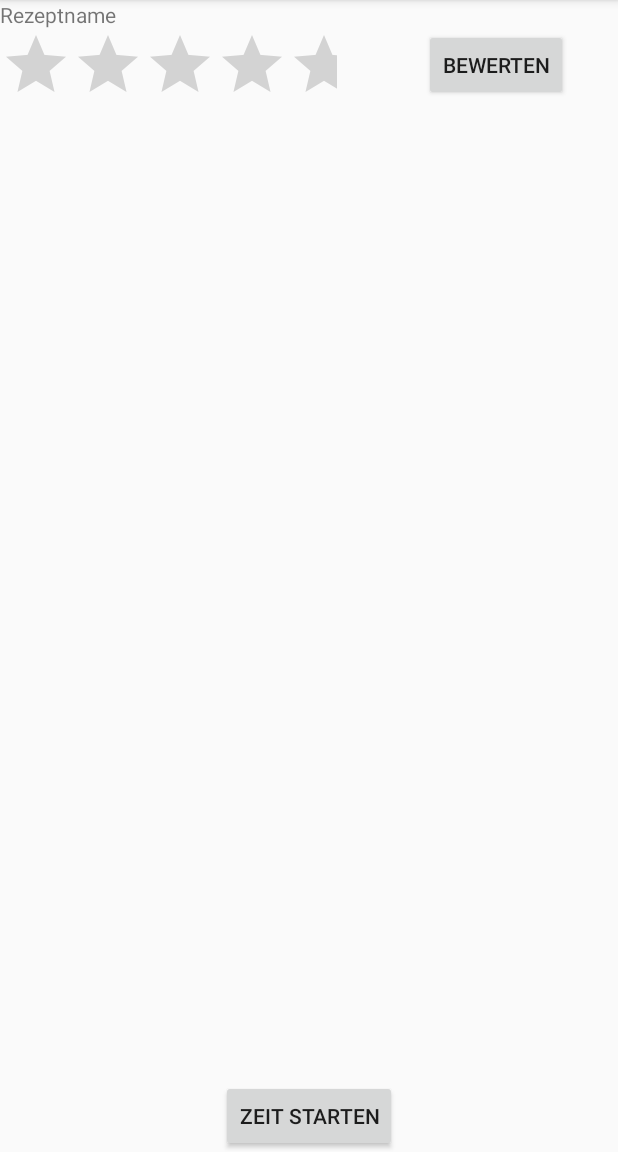
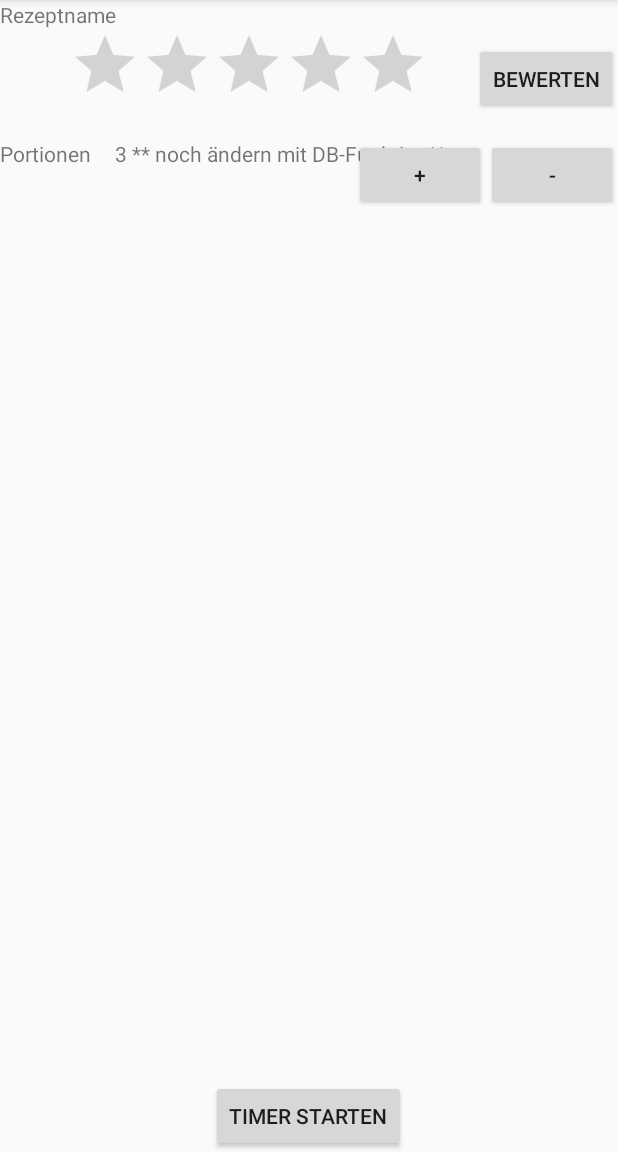
Before and after one commit to Skjonnhet/Cooking-App, an Android app: the RecipeStartActivity screen opened directly, with no data from a screen before it, on a phone screen of 412 x 824 dp, the part 84-1236 px from its top. Run offline under Robolectric (Android 15) with nearby library versions, the phone set to English and light mode, and no system bars; libraries missing offline, so code that uses them is left out: org.greenrobot.greendao; pictures from the network do not load; 9 statements that could not run were skipped.

Commit message:
activity_recipe updatet

```diff
--- a/app/src/main/res/layout/activity_rating_.xml
+++ b/app/src/main/res/layout/activity_rating_.xml
@@ -34,7 +34,7 @@
             android:layout_alignParentTop="true"
             android:layout_centerHorizontal="true"
             android:numStars="5"
-            android:rating="1"/>
+            android:stepSize="1"/>
 
         <TextView
             android:id="@+id/textViewChangeRecipie"
--- a/app/src/main/res/layout/activity_recipe.xml
+++ b/app/src/main/res/layout/activity_recipe.xml
@@ -3,6 +3,14 @@
     android:layout_width="match_parent"
     android:layout_height="match_parent"
     android:baselineAligned="false">
+
+    <ScrollView
+        android:layout_width="fill_parent"
+        android:layout_height="fill_parent">
+
+        <RelativeLayout
+            android:layout_width="fill_parent"
+            android:layout_height="wrap_content">
 
             <TextView
                 android:id="@+id/title"
@@ -18,11 +26,20 @@
                 android:id="@+id/ratingBar"
                 android:layout_width="wrap_content"
                 android:layout_height="wrap_content"
-        android:layout_marginRight="11dp"
+                android:layout_alignEnd="@+id/numberOfServings"
+                android:layout_alignRight="@+id/numberOfServings"
+                android:layout_below="@+id/title"
                 android:layout_marginEnd="11dp"
-        android:layout_below="@+id/title"
-        android:layout_alignRight="@+id/numberOfServings"
-        android:layout_alignEnd="@+id/numberOfServings" />
+                android:layout_marginRight="11dp" />
+
+            <Button
+                android:id="@+id/reStAc_rateRecipeButton"
+                android:layout_width="wrap_content"
+                android:layout_height="wrap_content"
+                android:layout_above="@+id/ingredients"
+                android:layout_alignParentEnd="true"
+                android:layout_alignParentRight="true"
+                android:text="@string/rating" />
 
             <ListView
                 android:id="@+id/ingredients"
@@ -30,18 +47,17 @@
                 android:layout_height="wrap_content"
                 android:layout_alignParentLeft="true"
                 android:layout_alignParentStart="true"
-        android:layout_below="@+id/ratingBar"
-        android:layout_alignParentBottom="true" />
+                android:layout_below="@+id/ratingBar" />
 
             <TextView
                 android:id="@+id/servings"
                 android:layout_width="wrap_content"
                 android:layout_height="wrap_content"
+                android:layout_alignParentLeft="true"
+                android:layout_alignParentStart="true"
+                android:layout_below="@+id/ingredients"
                 android:layout_marginTop="16dp"
-        android:text=""
-        android:layout_below="@+id/ingredients"
-        android:layout_alignParentLeft="true"
-        android:layout_alignParentStart="true" />
+                android:text="@string/servings" />
 
             <TextView
                 android:id="@+id/numberOfServings"
@@ -57,57 +73,39 @@
                 android:id="@+id/plus"
                 android:layout_width="wrap_content"
                 android:layout_height="wrap_content"
-        android:text="@string/plusButton"
-        android:textAllCaps="false"
                 android:layout_alignTop="@+id/numberOfServings"
                 android:layout_toLeftOf="@+id/minus"
-        android:layout_toStartOf="@+id/minus" />
+                android:layout_toStartOf="@+id/minus"
+                android:text="@string/plusButton"
+                android:textAllCaps="false" />
 
             <Button
                 android:id="@+id/minus"
                 android:layout_width="wrap_content"
                 android:layout_height="wrap_content"
-        android:text="@string/minusButton"
+                android:layout_alignParentEnd="true"
+                android:layout_alignParentRight="true"
                 android:layout_alignTop="@+id/plus"
-        android:layout_alignParentRight="true"
-        android:layout_alignParentEnd="true" />
+                android:text="@string/minusButton" />
 
-    <TextView
-        android:id="@+id/recipe_text"
+            <ListView
+                android:id="@+id/workstepText"
                 android:layout_width="match_parent"
-        android:layout_height="wrap_content"
-        android:layout_marginTop="40dp"
-        android:text="TextView"
+                android:layout_height="match_parent"
                 android:layout_below="@+id/plus"
-        android:layout_toRightOf="@+id/checkBox"
-        android:layout_toEndOf="@+id/checkBox" />
-
-    <CheckBox
-        android:id="@+id/checkBox"
-        android:layout_width="wrap_content"
-        android:layout_height="wrap_content"
-        android:layout_alignBaseline="@+id/recipe_text"
-        android:layout_alignBottom="@+id/recipe_text"
                 android:layout_alignParentLeft="true"
                 android:layout_alignParentStart="true" />
+
+        </RelativeLayout>
+
+    </ScrollView>
 
     <Button
         android:id="@+id/ready_button"
         android:layout_width="wrap_content"
         android:layout_height="wrap_content"
+        android:text="@string/timerStart"
         android:layout_alignParentBottom="true"
-        android:layout_centerHorizontal="true"
-        android:text="Zeit starten" />
-
-    <Button
-        android:id="@+id/reStAc_rateRecipeButton"
-        android:layout_width="wrap_content"
-        android:layout_height="wrap_content"
-        android:layout_below="@+id/title"
-        android:layout_marginLeft="18dp"
-        android:layout_marginStart="18dp"
-        android:layout_toEndOf="@+id/ready_button"
-        android:layout_toRightOf="@+id/ready_button"
-        android:text="Bewerten" />
+        android:layout_centerHorizontal="true" />
 
 </RelativeLayout>
--- a/app/src/main/res/values/strings.xml
+++ b/app/src/main/res/values/strings.xml
@@ -34,5 +34,8 @@
     <string name="ringToneTrumpet">Trompete</string>
     <string name="ringToneEagle">Adler</string>
     <string name="ringToneWolf">Wolf</string>
+    <string name="timerStart">Timer starten</string>
+    <string name="rating">Bewerten</string>
+    <string name="servings">Portionen</string>
 
 </resources>
```
Also changed, not shown: app/src/main/res/layout/activity_main.xml (+2 -25 lines), app/src/main/res/layout/content_rating_.xml (deleted, +0 -49 lines). Lines whose indentation alone changed are shown as unchanged.
